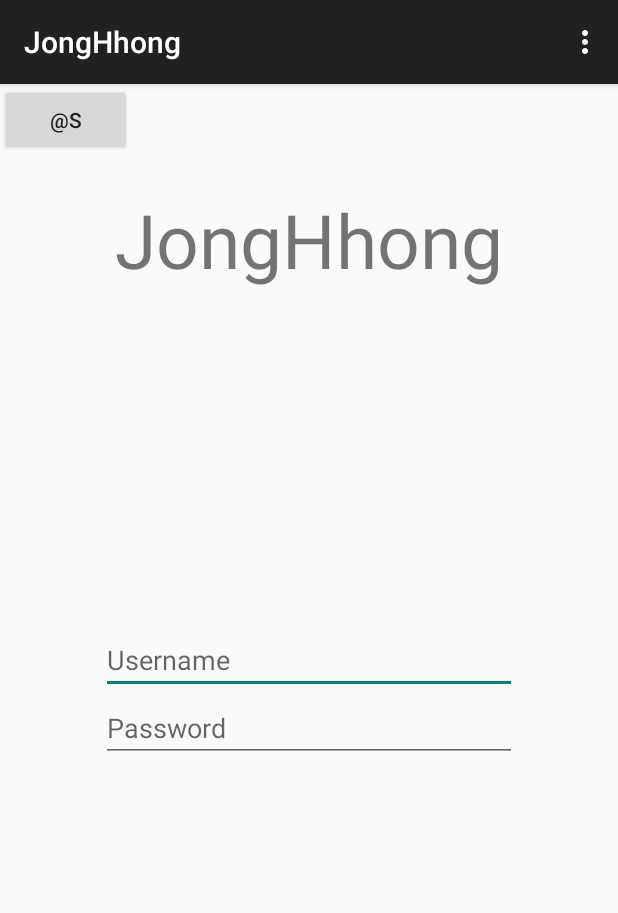
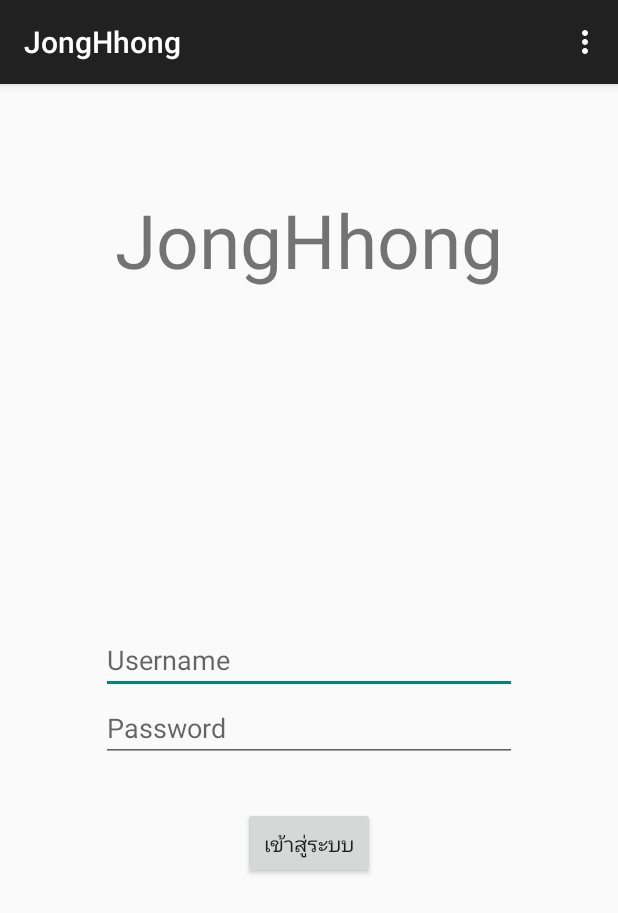
Before and after one commit to narongpon57/JongHhong, an Android app: the screen it shows after launch (MainActivity), on a phone screen of 412 x 824 dp. Shown: the top 913 px of the screen. Run offline under Robolectric (Android 15) with nearby library versions, the phone set to English and light mode, and no system bars.

Commit message:
login ep1

```diff
--- a/app/src/main/res/layout/jh_login.xml
+++ b/app/src/main/res/layout/jh_login.xml
@@ -10,7 +10,8 @@
         android:textSize="50sp"
         android:layout_centerHorizontal="true"
         android:layout_marginTop="70dp"
-        android:id="@+id/tv_header"/>
+        android:id="@+id/tv_header"
+        />
 
     <EditText
         android:layout_width="wrap_content"
@@ -34,6 +35,9 @@
     <Button
         android:layout_width="wrap_content"
         android:layout_height="wrap_content"
-        android:text="@s"/>
+        android:text="@string/loginButton"
+        android:layout_centerHorizontal="true"
+        android:layout_below="@+id/edt_pass"
+        android:layout_marginTop="30dp"/>
 
 </RelativeLayout>
```
Also changed, not shown: 1 other file.
